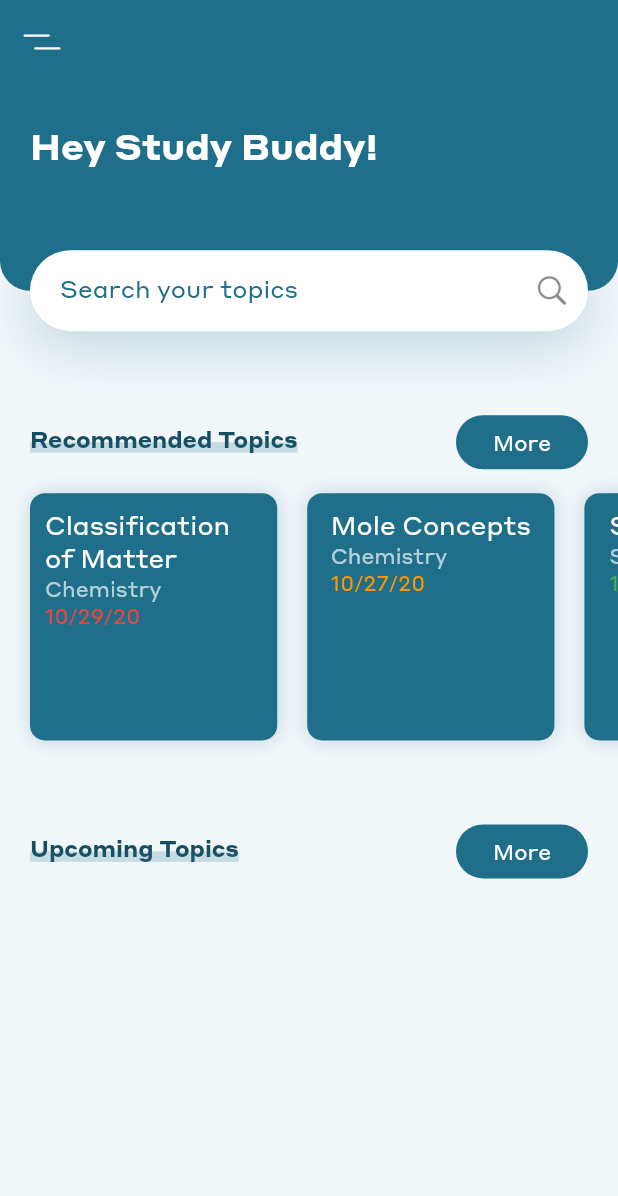
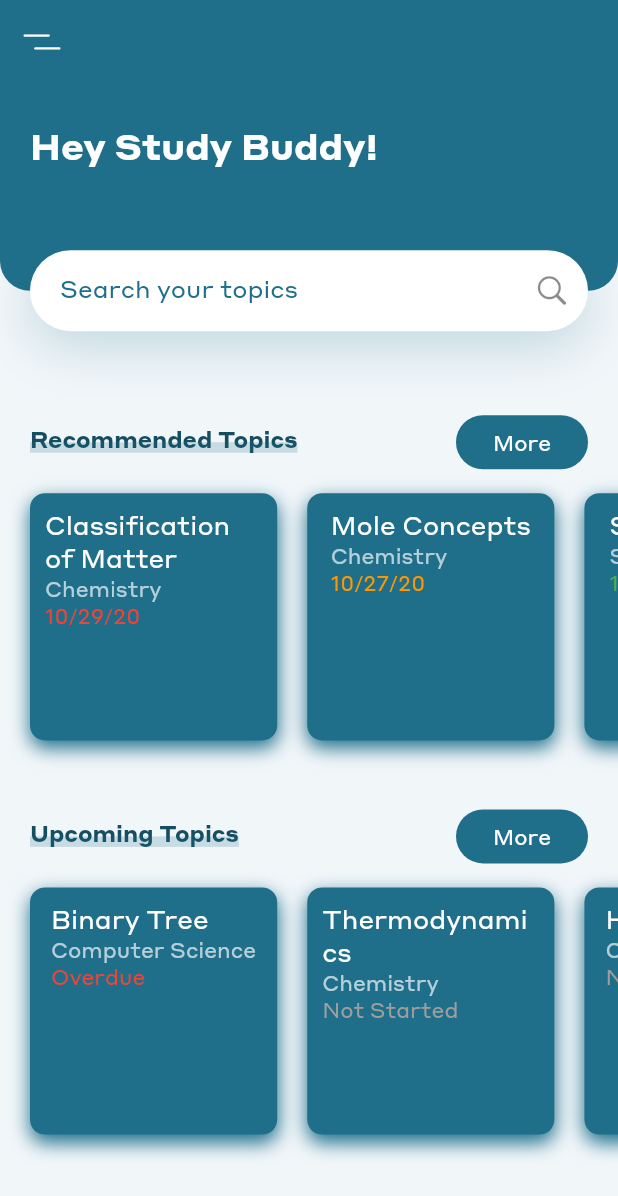
Before and after one commit to EthanDamien/MyFlutterNotes, a Flutter app: the screen it shows after launch, on a phone screen of 412 x 824 dp. Shown: the top 1196 px of the screen. Run offline on Flutter 3.47's test engine with Material 2 defaults, Android fonts, the phone set to English and light mode, and no system bars; our stand-ins replace flutter_svg.

Commit message:
Add new row

```diff
--- a/juiceui/lib/constants.dart
+++ b/juiceui/lib/constants.dart
@@ -13,5 +13,6 @@ const kBackgroundColor = Color(0xFFf1f6f9);
 const good = Colors.green;
 const iffy = Colors.orange;
 const bad = Colors.red;
+const neutral = Colors.grey;
 //https://colorhunt.co/palette/212984
 const double kDefaultPadding = 20.0;
--- a/juiceui/lib/main.dart
+++ b/juiceui/lib/main.dart
@@ -1,4 +1,5 @@
 import 'package:flutter/material.dart';
+import 'package:flutter/services.dart';
 import 'package:juiceui/constants.dart';
 import 'package:juiceui/screens/home/home_screen.dart';
 
@@ -10,6 +11,9 @@ class MyApp extends StatelessWidget {
   // This widget is the root of your application.
   @override
   Widget build(BuildContext context) {
+    SystemChrome.setPreferredOrientations([
+      DeviceOrientation.portraitUp,
+    ]);
     return MaterialApp(
       debugShowCheckedModeBanner: false,
       title: 'Juice UI test',
--- a/juiceui/lib/screens/home/components/body.dart
+++ b/juiceui/lib/screens/home/components/body.dart
@@ -5,20 +5,27 @@ import 'package:cupertino_icons/cupertino_icons.dart';
 import 'package:juiceui/screens/home/components/headerwithsearchbox.dart';
 import 'package:juiceui/screens/home/components/recommended.dart';
 import 'package:juiceui/screens/home/components/titlewithbtn.dart';
+import 'package:juiceui/screens/home/components/upcoming.dart';
 
 class Body extends StatelessWidget {
   @override
   Widget build(BuildContext context) {
     //provides total height and width of screen
     Size size = MediaQuery.of(context).size;
-    return Column(
+    return SingleChildScrollView(
+      child: Column(
         children: <Widget>[
           HeaderwithSearchBox(size: size),
           TitlewithBtn(text: "Recommended Topics", pressBtn: () {}),
           //cards
           Recommended_Topics(size: size),
           TitlewithBtn(text: "Upcoming Topics", pressBtn: () {}),
+          Upcoming_Topics(size: size),
+          SizedBox(
+            height: kDefaultPadding,
+          ),
         ],
+      ),
     );
   }
 }
--- a/juiceui/lib/screens/home/components/recommended.dart
+++ b/juiceui/lib/screens/home/components/recommended.dart
@@ -13,7 +13,9 @@ class Recommended_Topics extends StatelessWidget {
 
   @override
   Widget build(BuildContext context) {
-    return SingleChildScrollView(
+    return Container(
+      margin: EdgeInsets.only(bottom: kDefaultPadding),
+      child: SingleChildScrollView(
         scrollDirection: Axis.horizontal,
         child: Row(
           children: [
@@ -51,6 +53,7 @@ class Recommended_Topics extends StatelessWidget {
             ),
           ],
         ),
+      ),
     );
   }
 }
--- a/juiceui/lib/screens/home/components/topiccard.dart
+++ b/juiceui/lib/screens/home/components/topiccard.dart
@@ -24,9 +24,10 @@ class TopicCard extends StatelessWidget {
       onTap: press,
       child: Container(
         margin: EdgeInsets.only(
-            left: kDefaultPadding,
-            top: kDefaultPadding / 2,
-            bottom: kDefaultPadding * 2.5),
+          left: kDefaultPadding,
+          top: kDefaultPadding / 2,
+          bottom: kDefaultPadding,
+        ),
         padding: EdgeInsets.all(kDefaultPadding / 2),
         width: size.width * 0.4,
         height: size.width * 0.4,
@@ -34,11 +35,11 @@ class TopicCard extends StatelessWidget {
           color: kPrimaryColor,
           borderRadius: BorderRadius.all(Radius.circular(10)),
           boxShadow: [
-            //searchbar hovering effect
+            //Glow Effect
             BoxShadow(
-                offset: Offset(0, 0),
+                offset: Offset(0, 5),
                 blurRadius: 10,
-                color: kPrimaryColor.withOpacity(0.23)),
+                color: kPrimaryColor.withOpacity(1)),
           ],
         ),
         child: Column(
--- /dev/null
+++ b/juiceui/lib/screens/home/components/upcoming.dart
@@ -0,0 +1,56 @@
+import 'package:flutter/cupertino.dart';
+import "package:flutter/material.dart";
+import 'package:juiceui/constants.dart';
+import 'package:juiceui/screens/home/components/topiccard.dart';
+
+class Upcoming_Topics extends StatelessWidget {
+  const Upcoming_Topics({
+    Key key,
+    @required this.size,
+  }) : super(key: key);
+
+  final Size size;
+
+  @override
+  Widget build(BuildContext context) {
+    return SingleChildScrollView(
+      scrollDirection: Axis.horizontal,
+      child: Row(
+        children: [
+          TopicCard(
+            size: size,
+            topic: 'Binary Tree',
+            course: "Computer Science",
+            state: "Overdue",
+            stateId: bad,
+            press: () {},
+          ),
+          TopicCard(
+            size: size,
+            topic: 'Thermodynamics',
+            course: "Chemistry",
+            state: "Not Started",
+            stateId: neutral,
+            press: () {},
+          ),
+          TopicCard(
+            size: size,
+            topic: 'Hash Table',
+            course: "Computer Science",
+            state: "Not Started",
+            stateId: neutral,
+            press: () {},
+          ),
+          TopicCard(
+            size: size,
+            topic: 'MCAT: Physics',
+            course: "MCAT",
+            state: "Not Started",
+            stateId: neutral,
+            press: () {},
+          ),
+        ],
+      ),
+    );
+  }
+}
```
Lines whose indentation alone changed are shown as unchanged.
